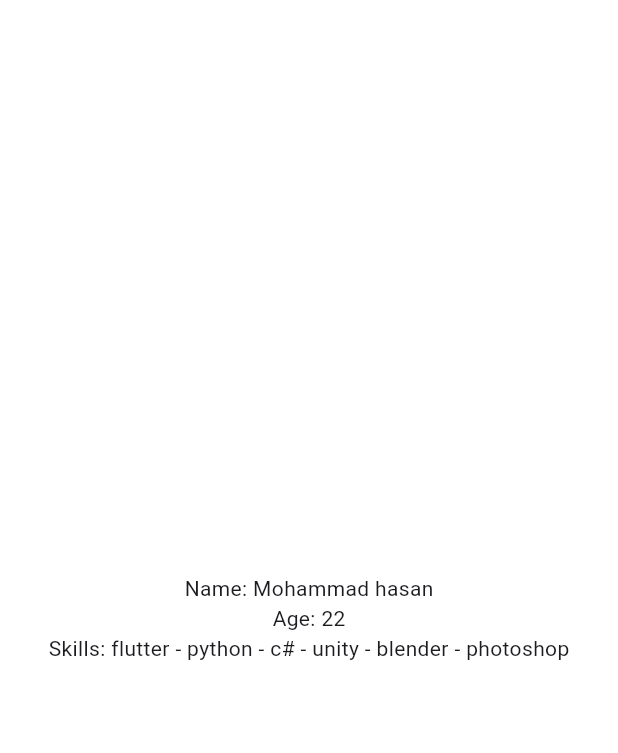
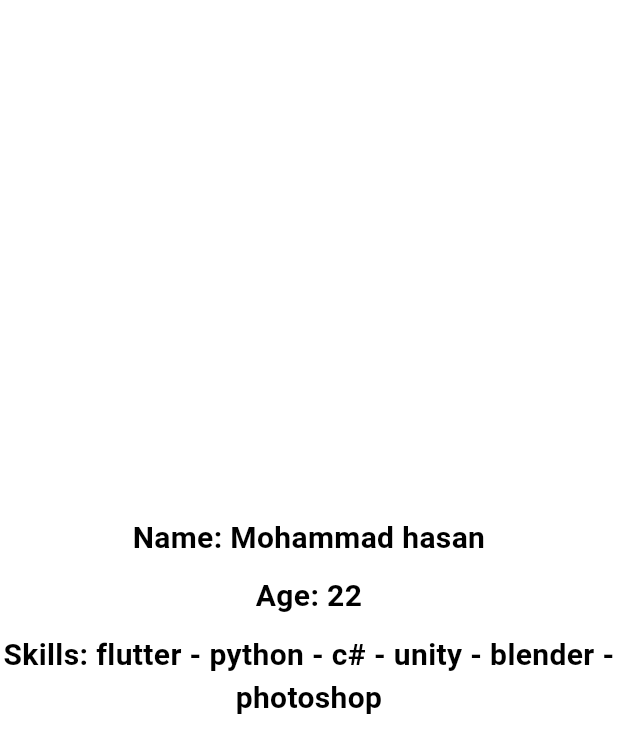
Before and after one commit to MHTpro/read_json_file-local-, a Flutter app: the screen it shows after launch, on a phone screen of 412 x 824 dp. Shown: the top 753 px of the screen. Run offline on Flutter 3.47's test engine with Material 3 defaults, Android fonts, the phone set to English and light mode, and no system bars.

Commit message:
add style to the text widgets

```diff
--- a/lib/ui/home_page.dart
+++ b/lib/ui/home_page.dart
@@ -41,11 +41,43 @@ class _HomePageState extends State<HomePage> {
                   if (!(snapshot.hasData)) {
                     return const CircularProgressIndicator();
                   } else {
+                    //data
                     return Column(
+                      mainAxisAlignment: MainAxisAlignment.center,
                       children: <Widget>[
-                        Text("Name: ${snapshot.data['name']}"),
-                        Text("Age: ${snapshot.data['age']}"),
-                        Text("Skills: ${snapshot.data['skills'].join(' - ')}"),
+                        Text(
+                          "Name: ${snapshot.data['name']}",
+                          style: const TextStyle(
+                            color: Colors.black,
+                            fontSize: 20.0,
+                            fontWeight: FontWeight.bold,
+                          ),
+                          textAlign: TextAlign.center,
+                        ),
+                        const SizedBox(
+                          height: 10.0,
+                        ),
+                        Text(
+                          "Age: ${snapshot.data['age']}",
+                          style: const TextStyle(
+                            color: Colors.black,
+                            fontSize: 20.0,
+                            fontWeight: FontWeight.bold,
+                          ),
+                          textAlign: TextAlign.center,
+                        ),
+                        const SizedBox(
+                          height: 10.0,
+                        ),
+                        Text(
+                          "Skills: ${snapshot.data['skills'].join(' - ')}",
+                          style: const TextStyle(
+                            color: Colors.black,
+                            fontSize: 20.0,
+                            fontWeight: FontWeight.bold,
+                          ),
+                          textAlign: TextAlign.center,
+                        ),
                       ],
                     );
                   }
```
